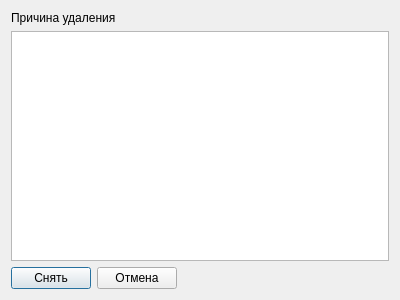
This is src/core/dialogs/dialogshoot.ui in Arox/makler as Qt 5 draws it before an edit. The edited form follows.
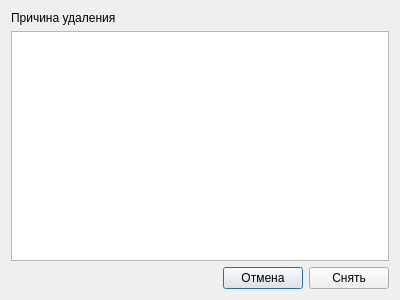
This is the edited form.

```diff
--- a/src/core/dialogs/dialogshoot.ui
+++ b/src/core/dialogs/dialogshoot.ui
@@ -26,20 +26,6 @@
    </item>
    <item>
     <layout class="QHBoxLayout" name="horizontalLayout">
-     <item>
-      <widget class="QPushButton" name="mpButtonShoot">
-       <property name="text">
-        <string>Снять</string>
-       </property>
-      </widget>
-     </item>
-     <item>
-      <widget class="QPushButton" name="mpButtonCancel">
-       <property name="text">
-        <string>Отмена</string>
-       </property>
-      </widget>
-     </item>
      <item>
       <spacer name="horizontalSpacer">
        <property name="orientation">
@@ -53,6 +39,20 @@
        </property>
       </spacer>
      </item>
+     <item>
+      <widget class="QPushButton" name="mpButtonCancel">
+       <property name="text">
+        <string>Отмена</string>
+       </property>
+      </widget>
+     </item>
+     <item>
+      <widget class="QPushButton" name="mpButtonShoot">
+       <property name="text">
+        <string>Снять</string>
+       </property>
+      </widget>
+     </item>
     </layout>
    </item>
   </layout>
```
